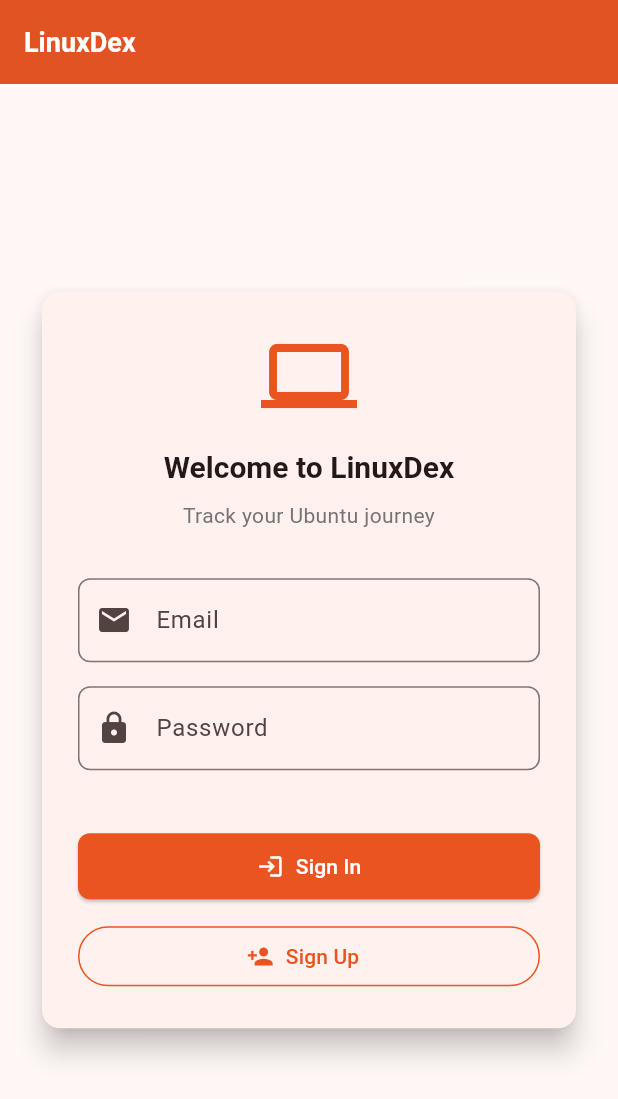
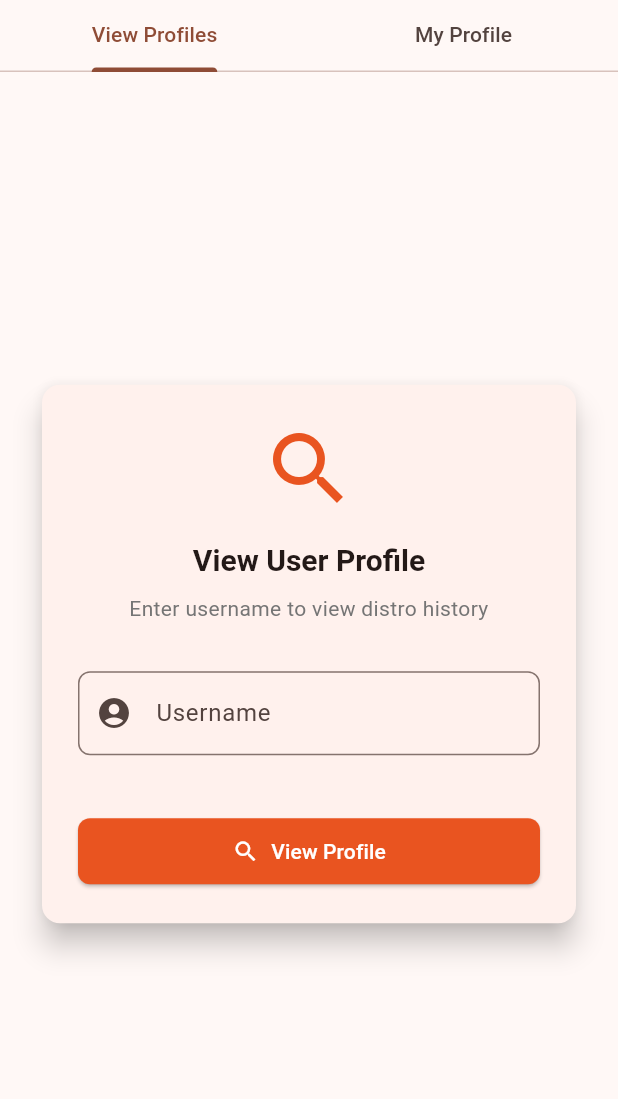
Before and after one commit to ThomasNowProductions/LinuxDex, a Flutter app: the screen it shows after launch, on a phone screen of 412 x 824 dp. Shown: the top 1099 px of the screen. Run offline on Flutter 3.47's test engine with Material 3 defaults, Android fonts, the phone set to English and light mode, and no system bars; our stand-ins replace flutter_dotenv, supabase_flutter; accounts and stored records are empty.

Commit message:
Improved UX

```diff
--- a/app/lib/screens/auth_screen.dart
+++ b/app/lib/screens/auth_screen.dart
@@ -1,14 +1,14 @@
 import 'package:flutter/material.dart';
 import 'package:supabase_flutter/supabase_flutter.dart';
 
-class AuthScreen extends StatefulWidget {
-  const AuthScreen({super.key});
+class AuthScreenBody extends StatefulWidget {
+  const AuthScreenBody({super.key});
 
   @override
-  State<AuthScreen> createState() => _AuthScreenState();
+  State<AuthScreenBody> createState() => _AuthScreenBodyState();
 }
 
-class _AuthScreenState extends State<AuthScreen> {
+class _AuthScreenBodyState extends State<AuthScreenBody> {
   final _emailController = TextEditingController();
   final _passwordController = TextEditingController();
   bool _isLoading = false;
@@ -58,9 +58,7 @@ class _AuthScreenState extends State<AuthScreen> {
 
   @override
   Widget build(BuildContext context) {
-    return Scaffold(
-      appBar: AppBar(title: const Text('LinuxDex')),
-      body: Center(
+    return Center(
       child: SingleChildScrollView(
         padding: const EdgeInsets.all(24.0),
         child: Card(
@@ -155,7 +153,6 @@ class _AuthScreenState extends State<AuthScreen> {
           ),
         ),
       ),
-      ),
     );
   }
 }
--- a/app/lib/screens/auth_wrapper.dart
+++ b/app/lib/screens/auth_wrapper.dart
@@ -1,32 +1,11 @@
 import 'package:flutter/material.dart';
-import 'package:flutter/foundation.dart';
-import 'package:supabase_flutter/supabase_flutter.dart';
-import 'auth_screen.dart';
-import 'profile_screen.dart';
-import 'profile_viewer.dart';
+import 'main_screen.dart';
 
 class AuthWrapper extends StatelessWidget {
   const AuthWrapper({super.key});
 
   @override
   Widget build(BuildContext context) {
-    if (kIsWeb) {
-      return const ProfileViewer();
-    } else {
-      return StreamBuilder<AuthState>(
-        stream: Supabase.instance.client.auth.onAuthStateChange,
-        builder: (context, snapshot) {
-          if (snapshot.connectionState == ConnectionState.waiting) {
-            return const Scaffold(body: Center(child: CircularProgressIndicator()));
-          }
-          final session = snapshot.data?.session;
-          if (session != null) {
-            return const ProfileScreen();
-          } else {
-            return const AuthScreen();
-          }
-        },
-      );
-    }
+    return const MainScreen();
   }
 }
--- /dev/null
+++ b/app/lib/screens/main_screen.dart
@@ -0,0 +1,51 @@
+import 'package:flutter/material.dart';
+import 'package:supabase_flutter/supabase_flutter.dart';
+import 'auth_screen.dart';
+import 'profile_screen.dart';
+import 'profile_viewer.dart';
+
+class MainScreen extends StatefulWidget {
+  const MainScreen({super.key});
+
+  @override
+  State<MainScreen> createState() => _MainScreenState();
+}
+
+class _MainScreenState extends State<MainScreen> {
+  @override
+  Widget build(BuildContext context) {
+    return StreamBuilder<AuthState>(
+      stream: Supabase.instance.client.auth.onAuthStateChange,
+      builder: (context, snapshot) {
+        final session = snapshot.data?.session;
+        final isLoggedIn = session != null;
+
+        return DefaultTabController(
+          length: 2,
+          child: Scaffold(
+            body: Column(
+              children: [
+                const TabBar(
+                  tabs: [
+                    Tab(text: 'View Profiles'),
+                    Tab(text: 'My Profile'),
+                  ],
+                ),
+                Expanded(
+                  child: TabBarView(
+                    children: [
+                      const ProfileViewerBody(),
+                      isLoggedIn
+                          ? const ProfileScreenBody()
+                          : const AuthScreenBody(),
+                    ],
+                  ),
+                ),
+              ],
+            ),
+          ),
+        );
+      },
+    );
+  }
+}
--- a/app/lib/screens/profile_viewer.dart
+++ b/app/lib/screens/profile_viewer.dart
@@ -1,14 +1,14 @@
 import 'package:flutter/material.dart';
 import 'package:supabase_flutter/supabase_flutter.dart';
 
-class ProfileViewer extends StatefulWidget {
-  const ProfileViewer({super.key});
+class ProfileViewerBody extends StatefulWidget {
+  const ProfileViewerBody({super.key});
 
   @override
-  State<ProfileViewer> createState() => _ProfileViewerState();
+  State<ProfileViewerBody> createState() => _ProfileViewerBodyState();
 }
 
-class _ProfileViewerState extends State<ProfileViewer> {
+class _ProfileViewerBodyState extends State<ProfileViewerBody> {
   final _searchController = TextEditingController();
   List<Map<String, dynamic>> _history = [];
   bool _isLoading = false;
@@ -62,9 +62,7 @@ class _ProfileViewerState extends State<ProfileViewer> {
 
   @override
   Widget build(BuildContext context) {
-    return Scaffold(
-      appBar: AppBar(title: const Text('View Profile')),
-      body: Center(
+    return Center(
       child: SingleChildScrollView(
         padding: const EdgeInsets.all(24.0),
         child: Card(
@@ -178,7 +176,6 @@ class _ProfileViewerState extends State<ProfileViewer> {
           ),
         ),
       ),
-      ),
     );
   }
 }
```
Also changed, not shown: app/lib/screens/profile_screen.dart (+14 -21 lines). Lines whose indentation alone changed are shown as unchanged.
